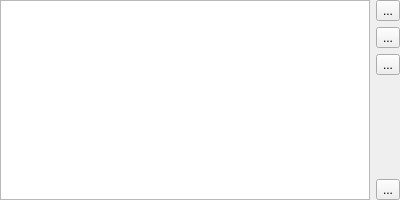
The window that src/mixcontrol.ui (hobrasoft/simul6) describes before a commit, drawn with Qt 5.
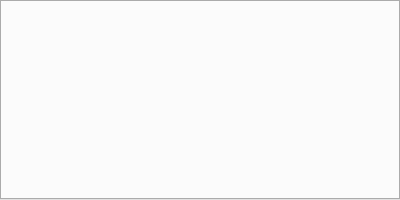
The same window after the commit. Custom widgets are drawn as their Qt base class.

```diff
--- a/src/mixcontrol.ui
+++ b/src/mixcontrol.ui
@@ -26,106 +26,18 @@
    <property name="bottomMargin">
     <number>0</number>
    </property>
-   <item row="2" column="1">
-    <widget class="QToolButton" name="f_edit">
-     <property name="sizePolicy">
-      <sizepolicy hsizetype="MinimumExpanding" vsizetype="Fixed">
-       <horstretch>0</horstretch>
-       <verstretch>0</verstretch>
-      </sizepolicy>
-     </property>
-     <property name="text">
-      <string>...</string>
-     </property>
-    </widget>
-   </item>
-   <item row="4" column="1">
-    <spacer name="verticalSpacer">
-     <property name="orientation">
-      <enum>Qt::Vertical</enum>
-     </property>
-     <property name="sizeHint" stdset="0">
-      <size>
-       <width>20</width>
-       <height>133</height>
-      </size>
-     </property>
-    </spacer>
-   </item>
-   <item row="1" column="1">
-    <widget class="QToolButton" name="f_remove">
-     <property name="sizePolicy">
-      <sizepolicy hsizetype="MinimumExpanding" vsizetype="Fixed">
-       <horstretch>0</horstretch>
-       <verstretch>0</verstretch>
-      </sizepolicy>
-     </property>
-     <property name="text">
-      <string>...</string>
-     </property>
-    </widget>
-   </item>
-   <item row="0" column="1">
-    <widget class="QToolButton" name="f_add">
-     <property name="sizePolicy">
-      <sizepolicy hsizetype="MinimumExpanding" vsizetype="Fixed">
-       <horstretch>1</horstretch>
-       <verstretch>0</verstretch>
-      </sizepolicy>
-     </property>
-     <property name="text">
-      <string>...</string>
-     </property>
-    </widget>
-   </item>
-   <item row="5" column="1">
-    <widget class="QToolButton" name="f_removeAll">
-     <property name="text">
-      <string>...</string>
-     </property>
-    </widget>
-   </item>
-   <item row="0" column="0" rowspan="6">
-    <widget class="MyView" name="f_view">
-     <property name="sizePolicy">
-      <sizepolicy hsizetype="Expanding" vsizetype="Expanding">
-       <horstretch>99</horstretch>
-       <verstretch>0</verstretch>
-      </sizepolicy>
-     </property>
-     <property name="editTriggers">
-      <set>QAbstractItemView::NoEditTriggers</set>
-     </property>
-     <property name="rootIsDecorated">
-      <bool>false</bool>
-     </property>
-     <property name="itemsExpandable">
-      <bool>false</bool>
-     </property>
-     <property name="sortingEnabled">
-      <bool>true</bool>
-     </property>
-     <property name="expandsOnDoubleClick">
-      <bool>false</bool>
+   <property name="spacing">
+    <number>0</number>
+   </property>
+   <item row="0" column="0">
+    <widget class="QTabWidget" name="f_tab">
+     <property name="currentIndex">
+      <number>-1</number>
      </property>
     </widget>
    </item>
   </layout>
  </widget>
- <customwidgets>
-  <customwidget>
-   <class>MyView</class>
-   <extends>QTreeView</extends>
-   <header>myview.h</header>
-  </customwidget>
- </customwidgets>
- <tabstops>
-  <tabstop>f_view</tabstop>
-  <tabstop>f_add</tabstop>
-  <tabstop>f_remove</tabstop>
-  <tabstop>f_edit</tabstop>
-  <tabstop>f_removeAll</tabstop>
- </tabstops>
  <resources/>
  <connections/>
 </ui>
```
